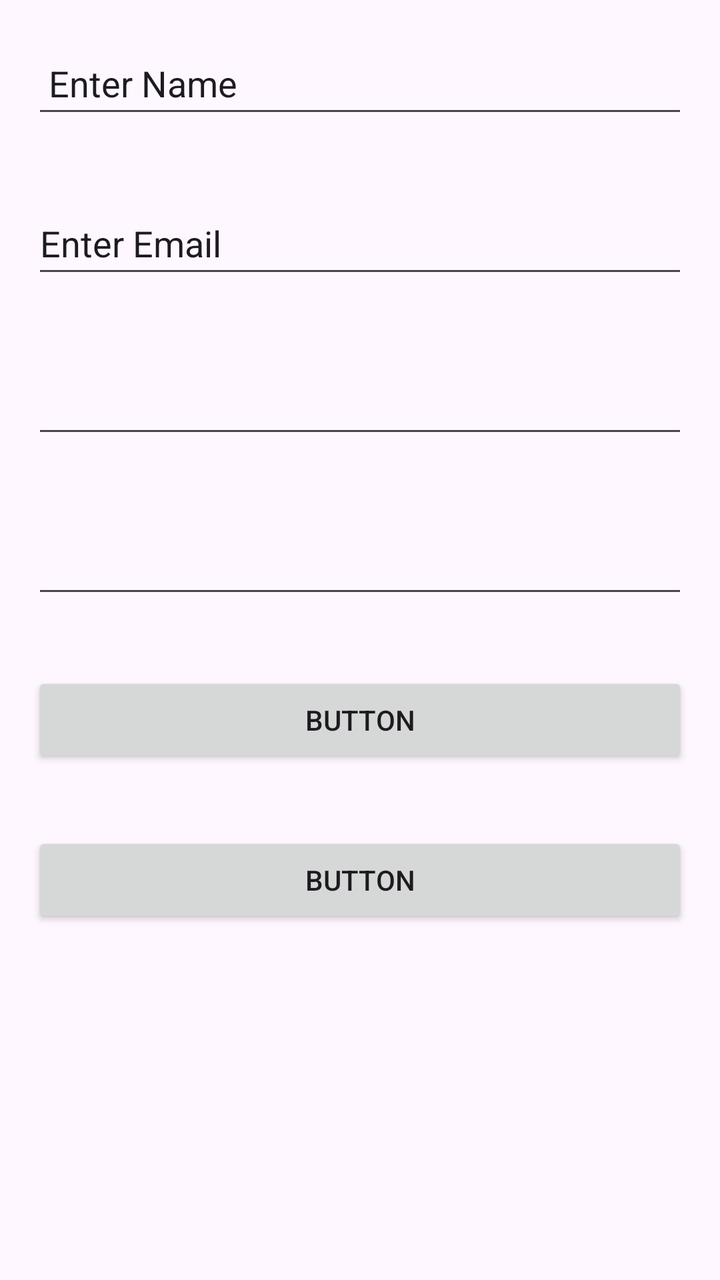
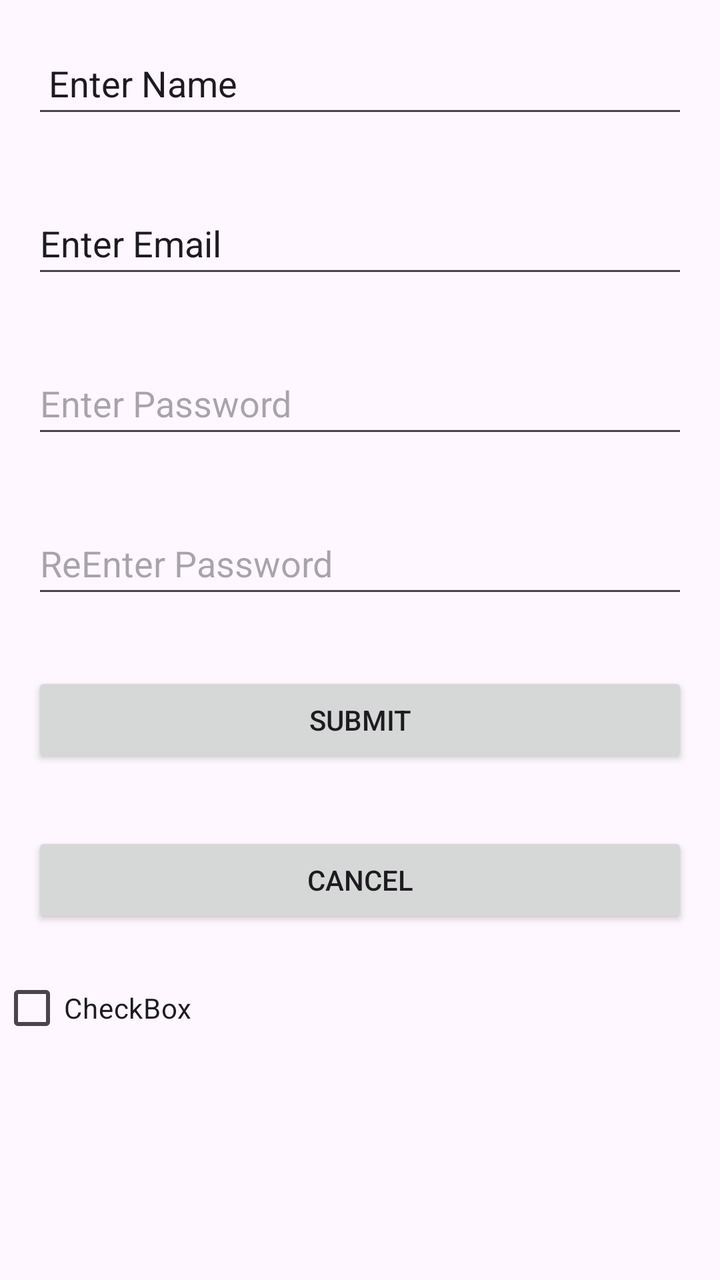

Compare the two renders of this Android layout. The source of the first and the diff that turns it into the second are given below.
<!-- AndroidManifest.xml: application theme Theme.First_Project -->
<!-- res/layout/activity_main.xml -->
<?xml version="1.0" encoding="utf-8"?>
<LinearLayout xmlns:android="http://schemas.android.com/apk/res/android"
    xmlns:app="http://schemas.android.com/apk/res-auto"
    xmlns:tools="http://schemas.android.com/tools"
    android:id="@+id/main"
    android:layout_width="match_parent"
    android:layout_height="match_parent"
    android:orientation="vertical"
    tools:context=".MainActivity">

    <EditText
        android:id="@+id/editName"
        android:layout_width="match_parent"
        android:layout_height="48dp"
        android:layout_margin="16dp"
        android:ems="10"
        android:inputType="text"
        android:text=" Enter Name" />

    <EditText
        android:id="@+id/editTextText2"
        android:layout_width="match_parent"
        android:layout_height="48dp"
        android:layout_margin="16dp"
        android:ems="10"
        android:inputType="text"
        android:text="Enter Email" />

    <EditText
        android:id="@+id/editTextTextPassword3"
        android:layout_width="match_parent"
        android:layout_height="48dp"
        android:layout_margin="16dp"
        android:ems="10"
        android:inputType="textPassword" />

    <EditText
        android:id="@+id/editTextTextPassword4"
        android:layout_width="match_parent"
        android:layout_height="48dp"
        android:layout_margin="16dp"
        android:ems="10"
        android:inputType="textPassword" />

    <Button
        android:id="@+id/button"
        android:layout_width="match_parent"
        android:layout_height="wrap_content"
        android:layout_margin="16dp"
        android:text="Button" />

    <Button
        android:id="@+id/button2"
        android:layout_width="match_parent"
        android:layout_height="wrap_content"
        android:layout_margin="16dp"
        android:text="Button" />

</LinearLayout>
<!-- resources referenced by this layout -->
<resources>
  <style name="Theme.First_Project" parent="Base.Theme.First_Project" />
  <style name="Base.Theme.First_Project" parent="Theme.Material3.DayNight.NoActionBar">
          
          
      </style>
</resources>

<!-- the commit's change to res/layout/activity_main.xml (unified diff, before → after) -->
@@ -32,6 +32,7 @@
         android:layout_height="48dp"
         android:layout_margin="16dp"
         android:ems="10"
+        android:hint="Enter Password"
         android:inputType="textPassword" />
 
     <EditText
@@ -40,6 +41,7 @@
         android:layout_height="48dp"
         android:layout_margin="16dp"
         android:ems="10"
+        android:hint="ReEnter Password"
         android:inputType="textPassword" />
 
     <Button
@@ -47,13 +49,19 @@
         android:layout_width="match_parent"
         android:layout_height="wrap_content"
         android:layout_margin="16dp"
-        android:text="Button" />
+        android:text="Submit" />
 
     <Button
         android:id="@+id/button2"
         android:layout_width="match_parent"
         android:layout_height="wrap_content"
         android:layout_margin="16dp"
-        android:text="Button" />
+        android:text="Cancel" />
+
+    <CheckBox
+        android:id="@+id/checkBox"
+        android:layout_width="match_parent"
+        android:layout_height="48dp"
+        android:text="CheckBox" />
 
 </LinearLayout>
